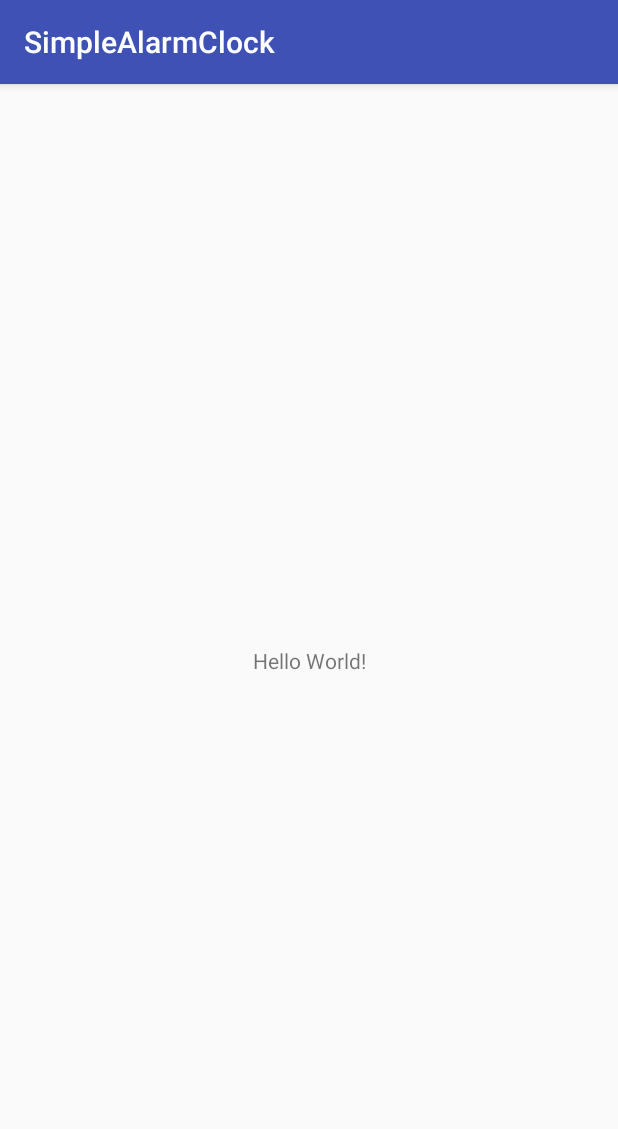
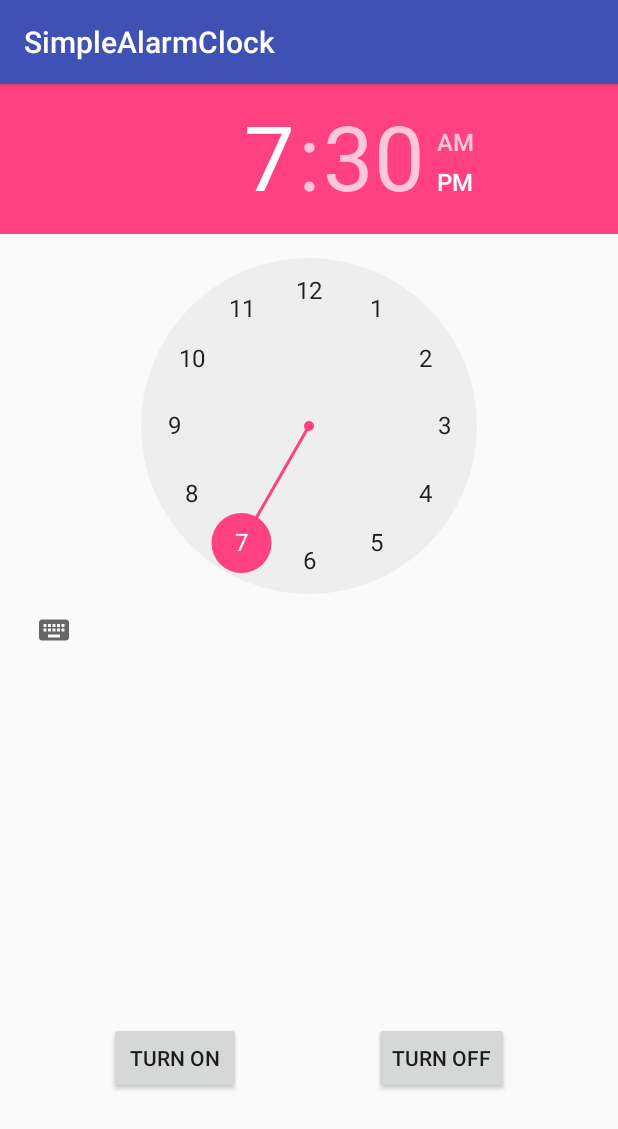
Before and after one commit to Bondes87/ShppCourseAndroid, an Android app: the screen it shows after launch (MainActivity), on a phone screen of 412 x 824 dp. Shown: the top 1129 px of the screen. Run offline under Robolectric (Android 15) with nearby library versions, the phone set to English and light mode, and no system bars.

Commit message:
Created a layout of main activity

```diff
--- a/SimpleAlarmClock/app/src/main/res/layout/activity_main.xml
+++ b/SimpleAlarmClock/app/src/main/res/layout/activity_main.xml
@@ -1,19 +1,52 @@
 <?xml version="1.0" encoding="utf-8"?>
 <android.support.constraint.ConstraintLayout
     xmlns:android="http://schemas.android.com/apk/res/android"
+    xmlns:app="http://schemas.android.com/apk/res-auto"
     xmlns:tools="http://schemas.android.com/tools"
-    xmlns:app="http://schemas.android.com/apk/res-auto"
     android:layout_width="match_parent"
     android:layout_height="match_parent"
     tools:context="com.dbondarenko.shpp.simplealarmclock.MainActivity">
 
+    <TimePicker
+        android:id="@+id/timePicker"
+        android:layout_width="match_parent"
+        android:layout_height="wrap_content"
+        app:layout_constraintLeft_toLeftOf="parent"
+        app:layout_constraintRight_toRightOf="parent"
+        app:layout_constraintTop_toTopOf="parent"/>
+
     <TextView
+        android:id="@+id/textViewAlarmTime"
         android:layout_width="wrap_content"
         android:layout_height="wrap_content"
-        android:text="Hello World!"
+        android:layout_margin="16dp"
+        android:textColor="@android:color/black"
+        android:textSize="24sp"
+        app:layout_constraintBottom_toTopOf="@+id/buttonTurnOn"
+        app:layout_constraintLeft_toLeftOf="parent"
+        app:layout_constraintRight_toRightOf="parent"
+        app:layout_constraintTop_toBottomOf="@+id/timePicker"
+        tools:text="Alarm time"/>
+
+    <Button
+        android:id="@+id/buttonTurnOn"
+        android:layout_width="wrap_content"
+        android:layout_height="wrap_content"
+        android:layout_margin="16dp"
+        android:text="@string/button_turn_on"
         app:layout_constraintBottom_toBottomOf="parent"
         app:layout_constraintLeft_toLeftOf="parent"
-        app:layout_constraintRight_toRightOf="parent"
-        app:layout_constraintTop_toTopOf="parent" />
+        app:layout_constraintRight_toLeftOf="@+id/buttonTurnOff"
+        app:layout_constraintTop_toBottomOf="@+id/textViewAlarmTime"/>
+
+    <Button
+        android:id="@+id/buttonTurnOff"
+        android:layout_width="wrap_content"
+        android:layout_height="wrap_content"
+        android:layout_margin="16dp"
+        android:text="@string/button_turn_off"
+        app:layout_constraintBaseline_toBaselineOf="@+id/buttonTurnOn"
+        app:layout_constraintLeft_toRightOf="@+id/buttonTurnOn"
+        app:layout_constraintRight_toRightOf="parent"/>
 
 </android.support.constraint.ConstraintLayout>
--- a/SimpleAlarmClock/app/src/main/res/values/strings.xml
+++ b/SimpleAlarmClock/app/src/main/res/values/strings.xml
@@ -1,3 +1,7 @@
 <resources>
     <string name="app_name">SimpleAlarmClock</string>
+    <string name="button_turn_on">Turn on</string>
+    <string name="button_turn_off">Turn off</string>
+    <string name="turn_on">The alarm is on at %1$d:%2$d</string>
+    <string name="turn_off">The alarm is off</string>
 </resources>
```
